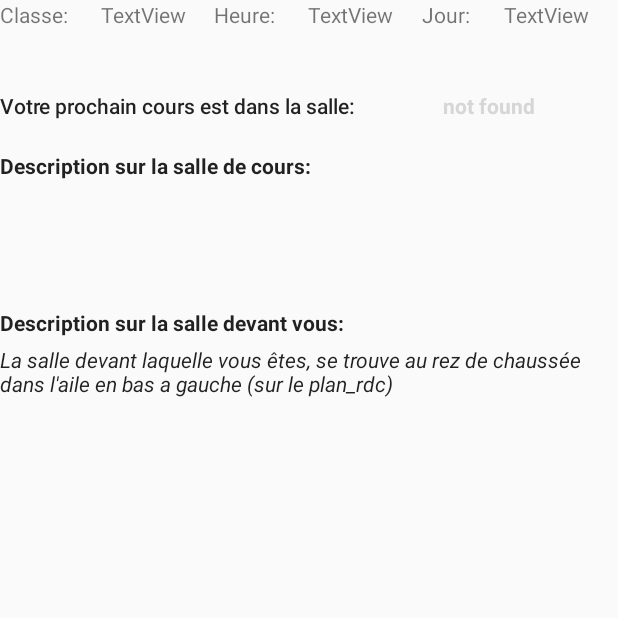
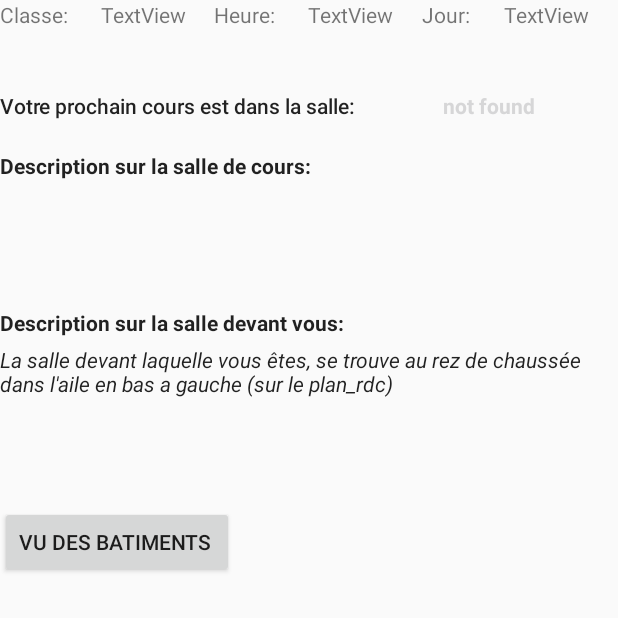
Before and after one commit to adomen910e/Projet_julien, an Android app: the DescriptionSalle screen opened directly, with no data from a screen before it, on a phone screen of 412 x 824 dp, the top half of it. Run offline under Robolectric (Android 15) with nearby library versions, the phone set to English and light mode, and no system bars; 2 statements that could not run were skipped.

Commit message:
ajout Vu des batiments

```diff
--- a/app/src/main/AndroidManifest.xml
+++ b/app/src/main/AndroidManifest.xml
@@ -20,6 +20,7 @@
         <activity android:name=".Scanner"/>
         <activity android:name=".PlanDuLycee"/>
         <activity android:name=".DescriptionSalle"/>
+        <activity android:name=".VuDesBatiments"/>
 
 
     </application>
--- a/app/src/main/java/com/example/domenger/testappli/DescriptionSalle.java
+++ b/app/src/main/java/com/example/domenger/testappli/DescriptionSalle.java
@@ -3,6 +3,9 @@ package com.example.domenger.testappli;
 import android.content.Intent;
 import android.os.Bundle;
 import android.app.Activity;
+import android.util.Log;
+import android.view.View;
+import android.widget.Button;
 import android.widget.ImageView;
 import android.widget.TextView;
 
@@ -43,7 +46,6 @@ public class DescriptionSalle extends Activity {
         TextView txt3 = (TextView) findViewById(R.id.textView3);
         TextView txt4 = (TextView) findViewById(R.id.textView4);
 
-
         Intent iin = getIntent();
         Bundle b = iin.getExtras();
 
@@ -63,19 +65,34 @@ public class DescriptionSalle extends Activity {
         txtresult.setText(resultat);
 
         if (resultat != "not found") {
-            String info = localisation(resultat, "La salle de cours ");
+            int res = Integer.parseInt(resultat);
+            String info = localisation(res, "La salle de cours ");
             txtinfo.setText(info);
         }
         if (tici != "Vous n'avez pas lancer le scanner précédement") {
-            String info2 = localisation(tici, "La salle devant laquelle vous êtes, ");
+            int int_ici = Integer.parseInt(tici);
+            String info2 = localisation(int_ici, "La salle devant laquelle vous êtes, ");
             txtinfo2.setText(info2);
         }
 
+
+        Button bat = (Button) findViewById(R.id.vuBat);
+
+        bat.setOnClickListener(new View.OnClickListener() {
+
+            public void onClick(View v) {
+
+                Intent intent = new Intent(DescriptionSalle.this, VuDesBatiments.class);
+                startActivity(intent);
+            }
+        });
+
     }
 
-    public String localisation(String salle, String deb){
+    public String localisation(int salle, String deb){
         String infos;
-        int salleInt = Integer.parseInt(salle);
+        //int salleInt = Integer.parseInt(salle);
+        int salleInt = salle;
         System.out.println(salleInt);
         if (salleInt > 100) {
             infos = deb + "se trouve au premier étage,";
--- a/app/src/main/res/layout/itineraire.xml
+++ b/app/src/main/res/layout/itineraire.xml
@@ -125,6 +125,11 @@
         android:layout_width="match_parent"
         android:layout_height="79dp">
 
+        <Button
+            android:text="Vu Des Batiments "
+            android:layout_width="wrap_content"
+            android:layout_height="wrap_content"
+            android:id="@+id/vuBat" />
     </FrameLayout>
 
 
```
Also changed, not shown: app/src/main/java/com/example/domenger/testappli/VuDesBatiments.java (added, +25 -0 lines), app/src/main/res/layout/vu_batiment.xml (added, +41 -0 lines), app/src/main/res/drawable/rdcbd.png (added), app/src/main/res/drawable/rdcbg.png (added), app/src/main/res/drawable/rdchd.png (added), app/src/main/res/drawable/rdchg.png (added), 1 other file.
